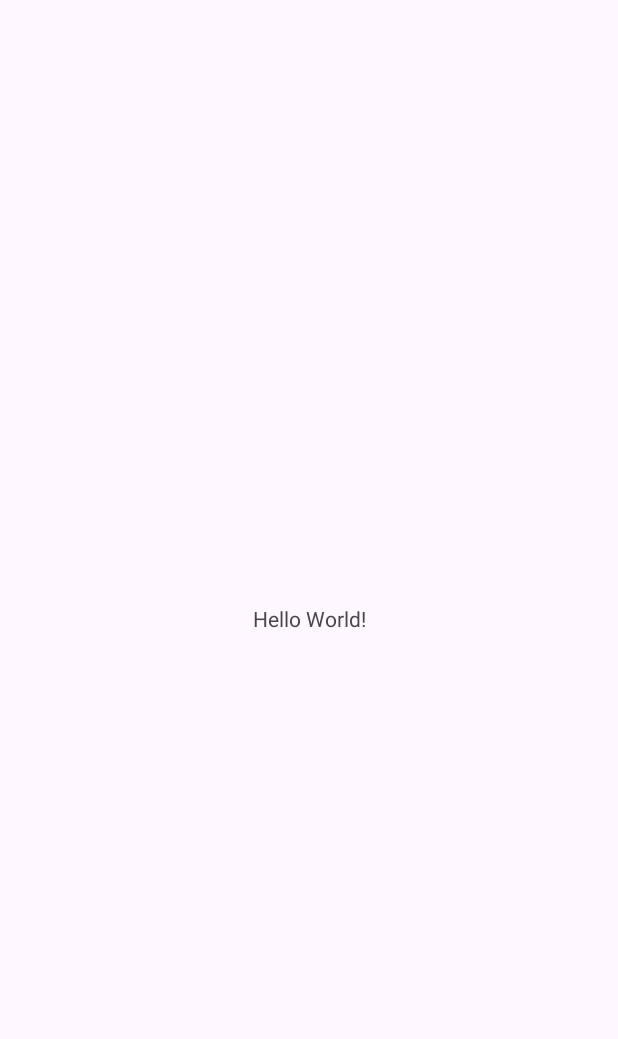
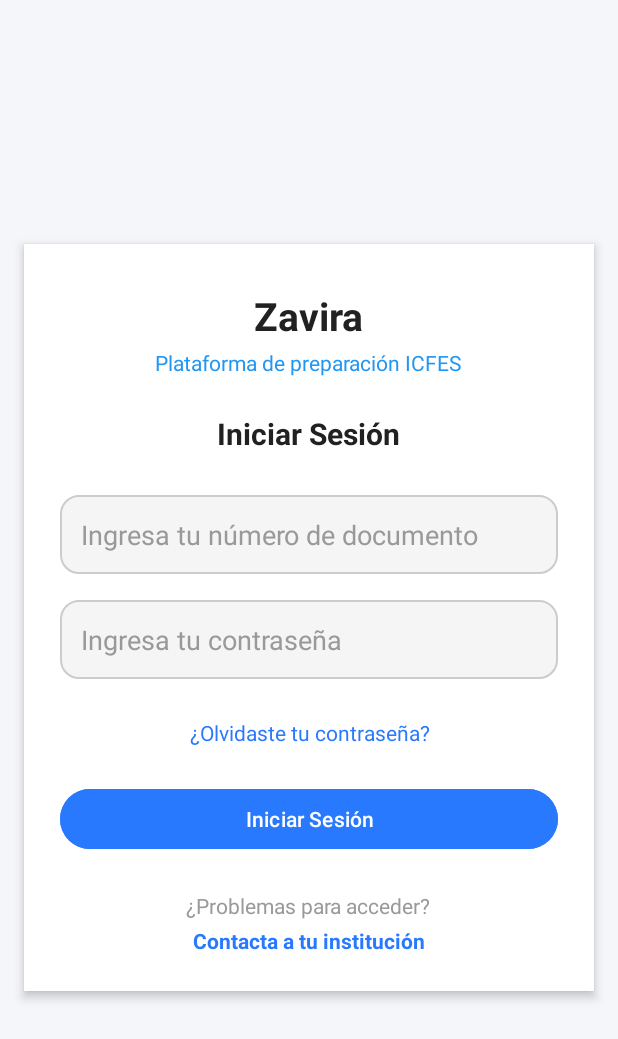
Before and after one commit to PinzaF1/ZAVIRA_MOVIL, an Android app: the screen it shows after launch (MainActivity before the commit, LoginActivity after it), on a phone screen of 412 x 824 dp. Before the commit the part shown is almost empty. Shown: the top 1039 px of the screen. Run offline under Robolectric (Android 15) with nearby library versions, the phone set to English and light mode, and no system bars.

```diff
--- a/app/build.gradle.kts
+++ b/app/build.gradle.kts
@@ -32,6 +32,10 @@ android {
 }
 
 dependencies {
+    //DEPENDENCIAS DE RETROFIT
+    implementation("com.squareup.retrofit2:retrofit:2.9.0")
+    implementation("com.squareup.retrofit2:converter-gson:2.9.0")
+    implementation("com.squareup.okhttp3:logging-interceptor:4.11.0")
 
     implementation(libs.appcompat)
     implementation(libs.material)
--- /dev/null
+++ b/app/src/main/java/com/example/zavira_movil/LoginActivity.java
@@ -0,0 +1,120 @@
+package com.example.zavira_movil;
+
+import android.content.Intent;
+import android.os.Bundle;
+import android.util.Log;
+import android.view.View;
+import android.widget.Button;
+import android.widget.EditText;
+import android.widget.ProgressBar;
+import android.widget.Toast;
+
+import androidx.annotation.Nullable;
+import androidx.appcompat.app.AppCompatActivity;
+
+import com.example.zavira_movil.local.TokenManager;
+import com.example.zavira_movil.model.LoginRequest;
+import com.example.zavira_movil.model.LoginResponse;
+import com.example.zavira_movil.remote.ApiService;
+import com.example.zavira_movil.remote.RetrofitClient;
+import com.google.gson.Gson;
+
+import okhttp3.ResponseBody;
+import retrofit2.Call;
+import retrofit2.Callback;
+import retrofit2.Response;
+
+public class LoginActivity extends AppCompatActivity {
+
+    private EditText etDocumento, etPassword;
+    private ProgressBar progress;
+    private ApiService api;
+    private TokenManager tokenManager;
+
+    @Override
+    protected void onCreate(@Nullable Bundle savedInstanceState) {
+        super.onCreate(savedInstanceState);
+        setContentView(R.layout.activity_login);
+
+        etDocumento = findViewById(R.id.etDocumento);
+        etPassword  = findViewById(R.id.etPassword);
+        Button btnLogin = findViewById(R.id.btnLogin);
+        progress = findViewById(R.id.progress);
+
+        tokenManager = new TokenManager(this);
+        api = RetrofitClient.getInstance(this).create(ApiService.class);
+
+        // Si ya hay token -> ir directo a Home
+        if (tokenManager.getToken() != null) {
+            goToHome();
+            return;
+        }
+
+        btnLogin.setOnClickListener(v -> doLogin());
+    }
+
+    private void doLogin() {
+        String doc = etDocumento.getText().toString().trim();
+        String pass = etPassword.getText().toString().trim();
+
+        if (doc.isEmpty() || pass.isEmpty()) {
+            Toast.makeText(this, "Documento y contraseña son obligatorios", Toast.LENGTH_SHORT).show();
+            return;
+        }
+
+        progress.setVisibility(View.VISIBLE);
+
+        LoginRequest request = new LoginRequest(doc, pass);
+        api.loginEstudiante(request).enqueue(new Callback<ResponseBody>() {
+            @Override
+            public void onResponse(Call<ResponseBody> call, Response<ResponseBody> response) {
+                progress.setVisibility(View.GONE);
+
+                if (!response.isSuccessful() || response.body() == null) {
+                    Toast.makeText(LoginActivity.this, "Error en el login", Toast.LENGTH_SHORT).show();
+                    return;
+                }
+
+                try {
+                    String body = response.body().string().trim();
+                    Log.d("LOGIN_RESPONSE", "Respuesta cruda: " + body);
+
+                    // Ahora parseamos con Gson
+                    LoginResponse loginResponse = new Gson().fromJson(body, LoginResponse.class);
+
+                    if (loginResponse.getError() != null) {
+                        Toast.makeText(LoginActivity.this, loginResponse.getError(), Toast.LENGTH_SHORT).show();
+                        return;
+                    }
+
+                    if (loginResponse.getToken() == null) {
+                        Toast.makeText(LoginActivity.this, "No se recibió token", Toast.LENGTH_SHORT).show();
+                        return;
+                    }
+
+                    tokenManager.saveToken(loginResponse.getToken());
+                    Toast.makeText(LoginActivity.this, "Bienvenido/a", Toast.LENGTH_SHORT).show();
+                    goToHome();
+
+                } catch (Exception e) {
+                    e.printStackTrace();
+                    Toast.makeText(LoginActivity.this, "Credenciales Incorrectas", Toast.LENGTH_SHORT).show();
+                }
+            }
+
+
+            @Override
+            public void onFailure(Call<ResponseBody> call, Throwable t) {
+                progress.setVisibility(View.GONE);
+                Toast.makeText(LoginActivity.this, "Fallo de red: " + t.getMessage(), Toast.LENGTH_SHORT).show();
+            }
+        });
+    }
+
+
+    private void goToHome() {
+        Intent i = new Intent(this, HomeActivity.class);
+        startActivity(i);
+        finish();
+    }
+}
--- a/app/src/main/java/com/example/zavira_movil/MainActivity.java
+++ b/app/src/main/java/com/example/zavira_movil/MainActivity.java
@@ -1,24 +1,28 @@
 package com.example.zavira_movil;
 
+import android.content.Intent;
 import android.os.Bundle;
-
-import androidx.activity.EdgeToEdge;
 import androidx.appcompat.app.AppCompatActivity;
-import androidx.core.graphics.Insets;
-import androidx.core.view.ViewCompat;
-import androidx.core.view.WindowInsetsCompat;
+import com.example.zavira_movil.local.TokenManager;
 
 public class MainActivity extends AppCompatActivity {
 
     @Override
     protected void onCreate(Bundle savedInstanceState) {
         super.onCreate(savedInstanceState);
-        EdgeToEdge.enable(this);
-        setContentView(R.layout.activity_main);
-        ViewCompat.setOnApplyWindowInsetsListener(findViewById(R.id.main), (v, insets) -> {
-            Insets systemBars = insets.getInsets(WindowInsetsCompat.Type.systemBars());
-            v.setPadding(systemBars.left, systemBars.top, systemBars.right, systemBars.bottom);
-            return insets;
-        });
+
+        TokenManager tokenManager = new TokenManager(this);
+        String token = tokenManager.getToken();
+
+        if (token != null && !token.isEmpty()) {
+            // Si hay token → va al Home
+            startActivity(new Intent(this, HomeActivity.class));
+        } else {
+            // Si no hay token → va al Login
+            startActivity(new Intent(this, LoginActivity.class));
+        }
+
+        // Cierra MainActivity para que no regrese con "back"
+        finish();
     }
 }
--- /dev/null
+++ b/app/src/main/java/com/example/zavira_movil/local/TokenManager.java
@@ -0,0 +1,27 @@
+package com.example.zavira_movil.local;
+
+import android.content.Context;
+import android.content.SharedPreferences;
+
+public class TokenManager {
+
+    private static final String PREFS = "ZAVIRA_PREFS";
+    private static final String KEY_TOKEN = "TOKEN";
+    private final SharedPreferences prefs;
+
+    public TokenManager(Context context) {
+        this.prefs = context.getSharedPreferences(PREFS, Context.MODE_PRIVATE);
+    }
+
+    public void saveToken(String token) {
+        prefs.edit().putString(KEY_TOKEN, token).apply();
+    }
+
+    public String getToken() {
+        return prefs.getString(KEY_TOKEN, null);
+    }
+
+    public void clear() {
+        prefs.edit().remove(KEY_TOKEN).apply();
+    }
+}
--- /dev/null
+++ b/app/src/main/java/com/example/zavira_movil/remote/ApiService.java
@@ -0,0 +1,21 @@
+package com.example.zavira_movil.remote;
+
+import com.example.zavira_movil.model.Estudiante;
+import com.example.zavira_movil.model.LoginRequest;
+import com.example.zavira_movil.model.LoginResponse;
+
+import okhttp3.ResponseBody;
+import retrofit2.Call;
+import retrofit2.http.Body;
+import retrofit2.http.GET;
+import retrofit2.http.POST;
+
+public interface ApiService {
+
+    @POST("loginEstudiante")
+    Call<ResponseBody> loginEstudiante(@Body LoginRequest request);
+
+
+    @GET("perfilEstudiante")
+    Call<Estudiante> getPerfilEstudiante();
+}
--- /dev/null
+++ b/app/src/main/java/com/example/zavira_movil/remote/AuthInterceptor.java
@@ -0,0 +1,35 @@
+package com.example.zavira_movil.remote;
+
+import androidx.annotation.Nullable;
+
+import java.io.IOException;
+
+import okhttp3.Interceptor;
+import okhttp3.Request;
+import okhttp3.Response;
+
+public class AuthInterceptor implements Interceptor {
+    public interface TokenProvider {
+        @Nullable String getToken();
+    }
+
+    private final TokenProvider tokenProvider;
+
+    public AuthInterceptor(TokenProvider tokenProvider) {
+        this.tokenProvider = tokenProvider;
+    }
+
+    @Override
+    public Response intercept(Chain chain) throws IOException {
+        Request original = chain.request();
+        String token = tokenProvider.getToken();
+
+        if (token != null && !token.trim().isEmpty()) {
+            Request withAuth = original.newBuilder()
+                    .addHeader("Authorization", "Bearer " + token)
+                    .build();
+            return chain.proceed(withAuth);
+        }
+        return chain.proceed(original);
+    }
+}
--- /dev/null
+++ b/app/src/main/java/com/example/zavira_movil/remote/RetrofitClient.java
@@ -0,0 +1,46 @@
+package com.example.zavira_movil.remote;
+
+import android.content.Context;
+
+import com.example.zavira_movil.local.TokenManager;
+import com.google.gson.Gson;
+import com.google.gson.GsonBuilder;
+
+import java.util.concurrent.TimeUnit;
+
+import okhttp3.OkHttpClient;
+import okhttp3.logging.HttpLoggingInterceptor;
+import retrofit2.Retrofit;
+import retrofit2.converter.gson.GsonConverterFactory;
+
+public class RetrofitClient {
+    private static final String BASE_URL = "https://zavira-v8.onrender.com/";
+    private static Retrofit retrofit;
+
+    public static Retrofit getInstance(Context context) {
+        if (retrofit == null) {
+            TokenManager tokenManager = new TokenManager(context.getApplicationContext());
+
+            HttpLoggingInterceptor logging = new HttpLoggingInterceptor();
+            logging.setLevel(HttpLoggingInterceptor.Level.BODY);
+
+            OkHttpClient client = new OkHttpClient.Builder()
+                    .addInterceptor(new AuthInterceptor(tokenManager::getToken))
+                    .addInterceptor(logging)
+                    .connectTimeout(30, TimeUnit.SECONDS)
+                    .readTimeout(30, TimeUnit.SECONDS)
+                    .build();
+
+            Gson gson = new GsonBuilder()
+                    .setLenient()
+                    .create();
+
+            retrofit = new Retrofit.Builder()
+                    .baseUrl(BASE_URL)
+                    .client(client)
+                    .addConverterFactory(GsonConverterFactory.create(gson))
+                    .build();
+        }
+        return retrofit;
+    }
+}
--- /dev/null
+++ b/app/src/main/res/drawable/rounded_button.xml
@@ -0,0 +1,6 @@
+<shape xmlns:android="http://schemas.android.com/apk/res/android"
+    android:shape="rectangle">
+
+    <solid android:color="#2979FF" /> <!-- Azul Zavira -->
+    <corners android:radius="12dp" />
+</shape>
--- /dev/null
+++ b/app/src/main/res/drawable/rounded_edittext.xml
@@ -0,0 +1,5 @@
+<shape xmlns:android="http://schemas.android.com/apk/res/android" android:shape="rectangle">
+    <solid android:color="#F5F5F5" />
+    <stroke android:width="1dp" android:color="#CCCCCC" />
+    <corners android:radius="12dp" />
+</shape>
--- /dev/null
+++ b/app/src/main/res/layout/activity_login.xml
@@ -0,0 +1,145 @@
+<?xml version="1.0" encoding="utf-8"?>
+<ScrollView xmlns:android="http://schemas.android.com/apk/res/android"
+    android:background="#F5F6FA"
+    android:layout_width="match_parent"
+    android:layout_height="match_parent">
+
+
+
+    <LinearLayout
+        android:layout_width="match_parent"
+        android:layout_height="wrap_content"
+        android:orientation="vertical"
+        android:gravity="center_horizontal"
+        android:background="#FFFFFF"
+        android:padding="24dp"
+        android:elevation="4dp"
+        android:layout_margin="16dp"
+        android:clipToPadding="false"
+        android:clipChildren="false"
+        android:layout_gravity="center"
+        android:layout_marginTop="80dp"
+        android:layout_marginBottom="80dp"
+        android:backgroundTintMode="src_in"
+        android:backgroundTint="#FFFFFF"
+        android:shape="rectangle">
+        <!-- Título principal -->
+        <TextView
+            android:layout_width="wrap_content"
+            android:layout_height="wrap_content"
+            android:text="Zavira"
+            android:textColor="#212121"
+            android:textSize="26sp"
+            android:textStyle="bold"
+            android:layout_marginTop="6dp"
+            android:layout_marginBottom="4dp" />
+
+        <!-- Subtítulo -->
+        <TextView
+            android:layout_width="wrap_content"
+            android:layout_height="wrap_content"
+            android:text="Plataforma de preparación ICFES"
+            android:textColor="#2196F3"
+            android:textSize="14sp"
+            android:layout_marginBottom="24dp" />
+
+        <!-- Login Title -->
+        <TextView
+            android:layout_width="wrap_content"
+            android:layout_height="39dp"
+            android:layout_marginBottom="8dp"
+            android:text="Iniciar Sesión"
+            android:textColor="#212121"
+            android:textSize="20sp"
+            android:textStyle="bold" />
+
+
+
+        <!-- Campo Documento -->
+        <EditText
+            android:id="@+id/etDocumento"
+            android:layout_width="match_parent"
+            android:layout_height="wrap_content"
+
+            android:hint="Ingresa tu número de documento"
+            android:inputType="number"
+            android:background="@drawable/rounded_edittext"
+            android:padding="14dp"
+            android:textColor="#212121"
+            android:layout_marginTop="7dp"
+            android:layout_marginBottom="17dp"
+            android:textColorHint="#999999" />
+
+
+        <!-- Recordarme y olvidé contraseña -->
+        <EditText
+            android:id="@+id/etPassword"
+            android:layout_width="match_parent"
+            android:layout_height="wrap_content"
+            android:background="@drawable/rounded_edittext"
+            android:hint="Ingresa tu contraseña"
+            android:inputType="textPassword"
+            android:padding="14dp"
+            android:textColor="#212121"
+            android:layout_marginBottom="14dp"
+            android:textColorHint="#999999" />
+
+        <LinearLayout
+
+            android:layout_width="match_parent"
+            android:layout_height="wrap_content"
+            android:orientation="horizontal"
+            android:gravity="center_vertical"
+            android:layout_marginTop="12dp">
+
+            <TextView
+                android:id="@+id/tvOlvideContra"
+                android:layout_width="match_parent"
+                android:layout_height="wrap_content"
+                android:gravity="center_horizontal"
+                android:text="¿Olvidaste tu contraseña?"
+                android:textColor="#2979FF"
+                android:textSize="14sp" />
+        </LinearLayout>
+
+        <!-- Botón login -->
+        <Button
+            android:id="@+id/btnLogin"
+            android:layout_width="match_parent"
+            android:layout_height="48dp"
+            android:text="Iniciar Sesión"
+            android:textColor="#FFFFFF"
+            android:backgroundTint="#2979FF"
+            android:textAllCaps="false"
+            android:layout_marginTop="24dp"/>
+
+
+        <!-- Footer -->
+        <TextView
+            android:layout_width="wrap_content"
+            android:layout_height="wrap_content"
+            android:text="¿Problemas para acceder?"
+            android:textColor="#999999"
+            android:textSize="14sp"
+            android:layout_marginTop="24dp" />
+
+        <TextView
+            android:id="@+id/tvContactaInstitucion"
+            android:layout_width="wrap_content"
+            android:layout_height="wrap_content"
+            android:text="Contacta a tu institución"
+            android:textColor="#2979FF"
+            android:textSize="14sp"
+            android:textStyle="bold"
+            android:layout_marginTop="4dp" />
+
+        <!-- Loader -->
+        <ProgressBar
+            android:id="@+id/progress"
+            android:layout_width="24dp"
+            android:layout_height="wrap_content"
+            android:layout_marginTop="18dp"
+            android:visibility="gone" />
+
+    </LinearLayout>
+</ScrollView>
```
Also changed, not shown: app/src/main/AndroidManifest.xml (+15 -8 lines), app/src/main/java/com/example/zavira_movil/HomeActivity.java (added, +90 -0 lines), app/src/main/java/com/example/zavira_movil/model/Estudiante.java (added, +27 -0 lines), app/src/main/java/com/example/zavira_movil/model/LoginRequest.java (added, +11 -0 lines), app/src/main/java/com/example/zavira_movil/model/LoginResponse.java (added, +25 -0 lines), app/src/main/res/layout/activity_home.xml (added, +34 -0 lines), app/src/main/res/drawable/robot.png (added).
